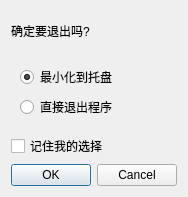
yujiecong/Qt-Zhku-Client, file Qt-Zhku-Client/closedialog.ui: the form before one commit.
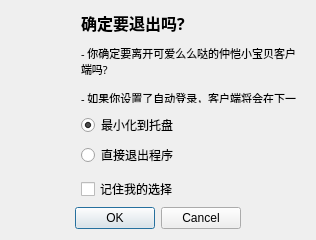
The form after the commit. Icons and pictures are not drawn.

```diff
--- a/Qt-Zhku-Client/closedialog.ui
+++ b/Qt-Zhku-Client/closedialog.ui
@@ -6,27 +6,101 @@
    <rect>
     <x>0</x>
     <y>0</y>
-    <width>186</width>
-    <height>197</height>
+    <width>316</width>
+    <height>240</height>
    </rect>
   </property>
   <property name="windowTitle">
-   <string>Dialog</string>
+   <string>退出zhku客户端</string>
+  </property>
+  <property name="windowOpacity">
+   <double>0.900000000000000</double>
+  </property>
+  <property name="styleSheet">
+   <string notr="true"/>
   </property>
   <property name="modal">
    <bool>true</bool>
   </property>
+  <layout class="QVBoxLayout" name="verticalLayout_3">
+   <item>
+    <layout class="QHBoxLayout" name="horizontalLayout">
+     <property name="spacing">
+      <number>6</number>
+     </property>
+     <item alignment="Qt::AlignTop">
+      <widget class="QLabel" name="label_3">
+       <property name="maximumSize">
+        <size>
+         <width>64</width>
+         <height>64</height>
+        </size>
+       </property>
+       <property name="text">
+        <string/>
+       </property>
+       <property name="pixmap">
+        <pixmap resource="loginassets.qrc">:/assets/btnIcon/警告.svg</pixmap>
+       </property>
+       <property name="scaledContents">
+        <bool>true</bool>
+       </property>
+       <property name="alignment">
+        <set>Qt::AlignJustify|Qt::AlignTop</set>
+       </property>
+      </widget>
+     </item>
+     <item>
   <layout class="QVBoxLayout" name="verticalLayout_2">
+       <property name="spacing">
+        <number>10</number>
+       </property>
    <item>
     <widget class="QLabel" name="label">
+         <property name="font">
+          <font>
+           <family>微软雅黑</family>
+           <pointsize>12</pointsize>
+           <weight>75</weight>
+           <bold>true</bold>
+          </font>
+         </property>
      <property name="text">
       <string>确定要退出吗?</string>
      </property>
     </widget>
    </item>
+       <item>
+        <widget class="QLabel" name="label_2">
+         <property name="font">
+          <font>
+           <family>微软雅黑</family>
+           <pointsize>8</pointsize>
+          </font>
+         </property>
+         <property name="text">
+          <string>&lt;html&gt;&lt;head/&gt;&lt;body&gt;&lt;p&gt;- 你确定要离开可爱么么哒的仲恺小宝贝客户端吗?&lt;/p&gt;&lt;p&gt;- 如果你设置了自动登录，客户端将会在下一次启动时自动登录&lt;/p&gt;&lt;/body&gt;&lt;/html&gt;</string>
+         </property>
+         <property name="wordWrap">
+          <bool>true</bool>
+         </property>
+        </widget>
+       </item>
    <item>
     <widget class="QWidget" name="widget" native="true">
      <layout class="QVBoxLayout" name="verticalLayout">
+          <property name="leftMargin">
+           <number>0</number>
+          </property>
+          <property name="topMargin">
+           <number>0</number>
+          </property>
+          <property name="rightMargin">
+           <number>0</number>
+          </property>
+          <property name="bottomMargin">
+           <number>0</number>
+          </property>
       <item>
        <widget class="QRadioButton" name="toBottom">
         <property name="text">
@@ -54,6 +128,10 @@
      </property>
     </widget>
    </item>
+      </layout>
+     </item>
+    </layout>
+   </item>
    <item>
     <widget class="QDialogButtonBox" name="buttonBox">
      <property name="orientation">
@@ -62,6 +140,9 @@
      <property name="standardButtons">
       <set>QDialogButtonBox::Cancel|QDialogButtonBox::Ok</set>
      </property>
+     <property name="centerButtons">
+      <bool>true</bool>
+     </property>
     </widget>
    </item>
   </layout>
```
Left out of the diff: 4 changed lines with no effect on the pictures. Lines whose indentation alone changed are shown as unchanged.
